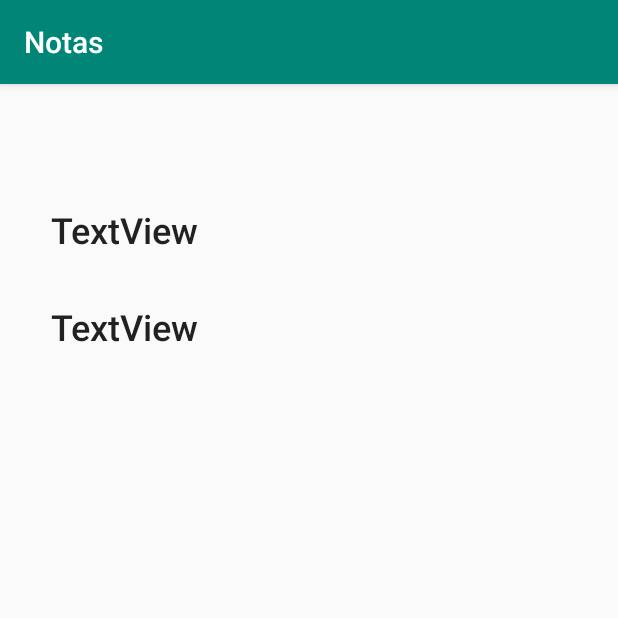
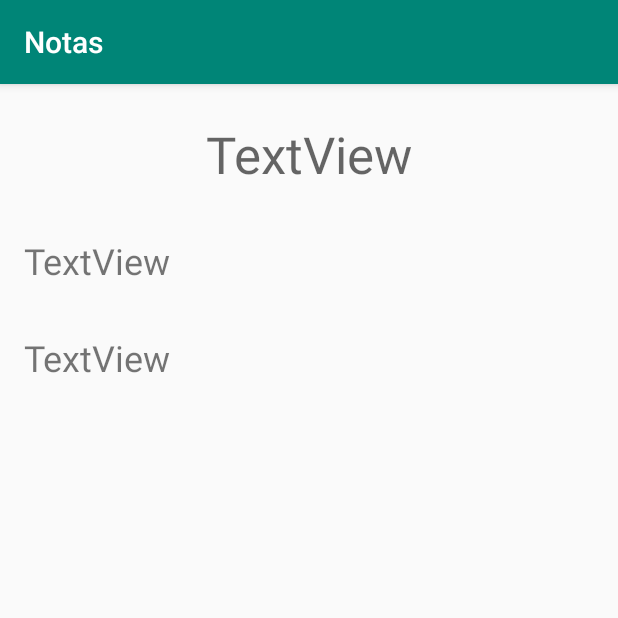
Before and after one commit to nat-valerio/Notas, an Android app: the InfoActivity screen opened directly, with no data from a screen before it, on a phone screen of 412 x 824 dp, the top half of it. Run offline under Robolectric (Android 15) with nearby library versions, the phone set to English and light mode, and no system bars.

```diff
--- a/app/src/main/java/com/example/notas/InfoActivity.java
+++ b/app/src/main/java/com/example/notas/InfoActivity.java
@@ -2,28 +2,13 @@ package com.example.notas;
 
 import androidx.appcompat.app.AppCompatActivity;
 
-import android.content.Intent;
 import android.os.Bundle;
-import android.widget.TextView;
 
 public class InfoActivity extends AppCompatActivity {
-
-    private TextView textViewNotaMaior;
-    private TextView textViewNotaMenor;
-    private TextView textViewInfo;
 
     @Override
     protected void onCreate(Bundle savedInstanceState) {
         super.onCreate(savedInstanceState);
         setContentView(R.layout.activity_info);
-
-        textViewNotaMaior = findViewById(R.id.text_view_notaMaior);
-        textViewNotaMenor = findViewById(R.id.text_view_notaMenor);
-        textViewInfo = findViewById(R.id.text_view_informacao);
-
-        Intent intent = getIntent();
-        String nota = intent.getStringExtra("Suas notas: ");
-        textViewInfo.setText(nota);
-
     }
 }
--- a/app/src/main/res/layout/activity_info.xml
+++ b/app/src/main/res/layout/activity_info.xml
@@ -7,43 +7,35 @@
     tools:context=".InfoActivity">
 
     <TextView
-        android:id="@+id/text_view_informacao"
+        android:id="@+id/textView"
         android:layout_width="wrap_content"
         android:layout_height="wrap_content"
-        android:layout_marginTop="16dp"
+        android:layout_marginTop="24dp"
         android:text="TextView"
         android:textAppearance="@style/TextAppearance.AppCompat.Display1"
-        android:textColorLink="#031FB6"
-        android:textSize="24sp"
         app:layout_constraintEnd_toEndOf="parent"
         app:layout_constraintStart_toStartOf="parent"
         app:layout_constraintTop_toTopOf="parent" />
 
     <TextView
-        android:id="@+id/text_view_notaMaior"
+        android:id="@+id/textView2"
         android:layout_width="wrap_content"
         android:layout_height="wrap_content"
         android:layout_marginStart="16dp"
         android:layout_marginTop="32dp"
         android:text="TextView"
-        android:textAppearance="@style/TextAppearance.AppCompat.Body2"
         android:textSize="24sp"
-        app:layout_constraintEnd_toEndOf="parent"
-        app:layout_constraintHorizontal_bias="0.06"
         app:layout_constraintStart_toStartOf="parent"
-        app:layout_constraintTop_toBottomOf="@+id/text_view_informacao" />
+        app:layout_constraintTop_toBottomOf="@+id/textView" />
 
     <TextView
-        android:id="@+id/text_view_notaMenor"
+        android:id="@+id/textView3"
         android:layout_width="wrap_content"
         android:layout_height="wrap_content"
         android:layout_marginStart="16dp"
         android:layout_marginTop="32dp"
         android:text="TextView"
-        android:textAppearance="@style/TextAppearance.AppCompat.Body2"
         android:textSize="24sp"
-        app:layout_constraintEnd_toEndOf="parent"
-        app:layout_constraintHorizontal_bias="0.06"
         app:layout_constraintStart_toStartOf="parent"
-        app:layout_constraintTop_toBottomOf="@+id/text_view_notaMaior" />
+        app:layout_constraintTop_toBottomOf="@+id/textView2" />
 </androidx.constraintlayout.widget.ConstraintLayout>
```
Also changed, not shown: app/src/main/java/com/example/notas/MainActivity.java (+0 -13 lines), app/src/main/res/layout/activity_main.xml (+16 -12 lines).
